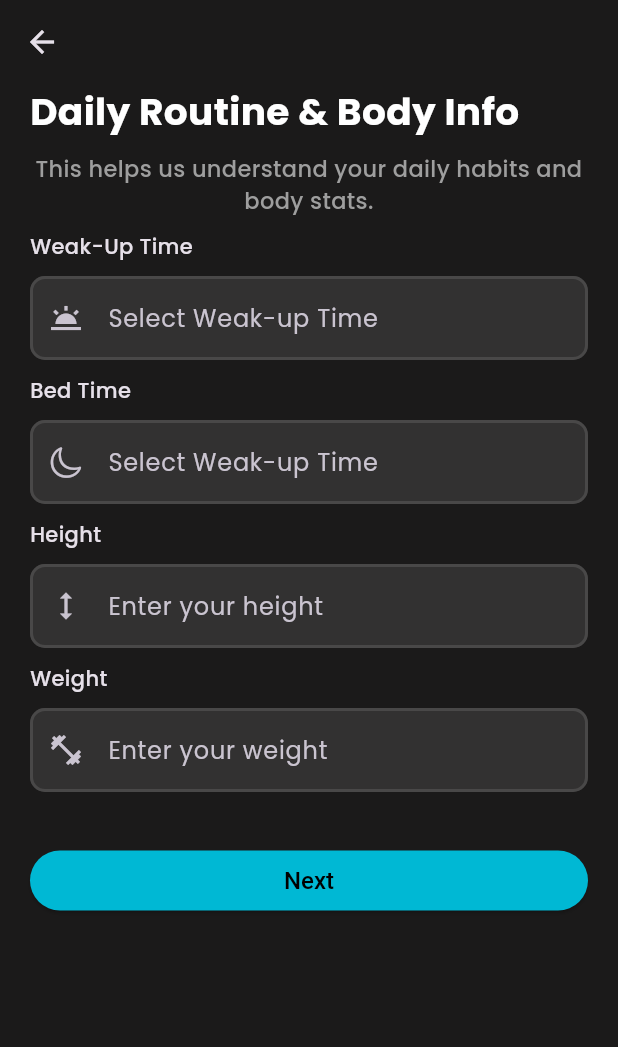
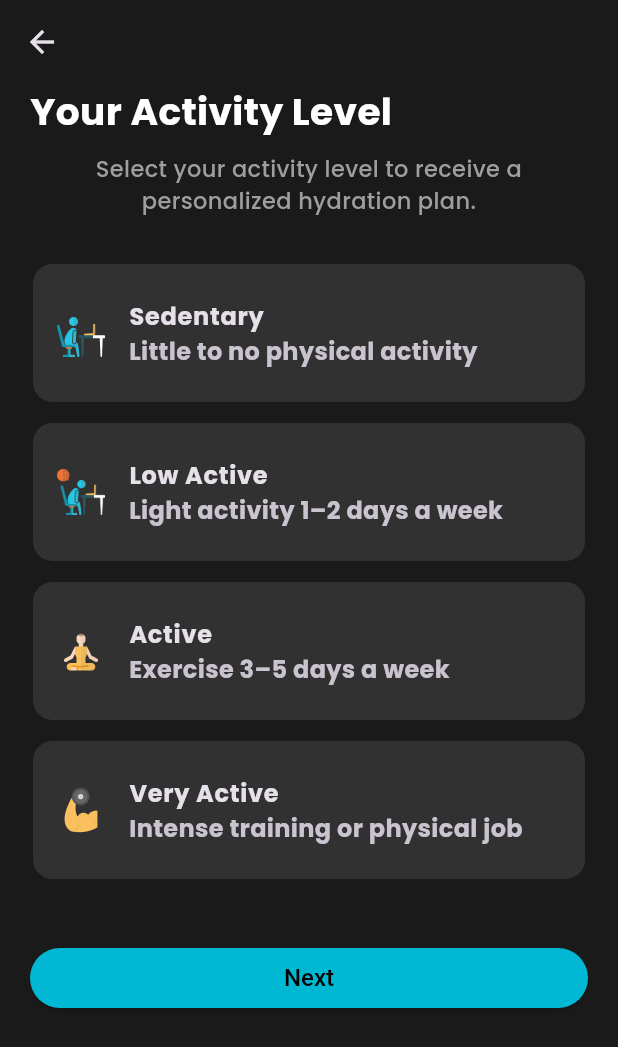
Before and after one commit to sagardhadke/HydraTime, a Flutter app: the DailyRoutine screen opened by its route, after a tap on "Next", on a phone screen of 412 x 824 dp. Shown: the top 1047 px of the screen. Run offline on Flutter 3.47's test engine with Material 3 defaults, Android fonts, the phone set to English and light mode, and no system bars; our stand-ins replace logger, shared_preferences, smooth_page_indicator; missing offline and left inert: day_night_time_picker; accounts and stored records are empty.

Commit message:
Added Activity Level Screen

```diff
--- a/lib/Routes/app_routes.dart
+++ b/lib/Routes/app_routes.dart
@@ -4,6 +4,7 @@ import 'package:hydra_time/presentation/Screens/dashboard.dart';
 import 'package:hydra_time/presentation/Screens/splash_screen.dart';
 import 'package:hydra_time/presentation/Screens/userSetup/daily_routine_screen.dart';
 import 'package:hydra_time/presentation/Screens/userSetup/personal_info_screen.dart';
+import 'package:hydra_time/presentation/Screens/userSetup/your_activity.dart';
 
 class AppRoutes {
   static const String home = '/home';
@@ -12,6 +13,7 @@ class AppRoutes {
   static const String dashBoard = '/dashBoard';
   static const String personalInfo = '/personalInfo';
   static const String dailyRoutine = '/dailyRoutine';
+  static const String yourActivity = '/yourActivity';
 
   static Map<String, WidgetBuilder> mRoutes = {
     AppRoutes.splash: (_) => MySplashScreen(),
@@ -19,5 +21,6 @@ class AppRoutes {
     AppRoutes.dashBoard : (_) => MyDashBoard(),
     AppRoutes.personalInfo : (_) => PersonalInfo(),
     AppRoutes.dailyRoutine : (_) => DailyRoutine(),
+    AppRoutes.yourActivity : (_) => YourActivity()
   };
 }
--- a/lib/core/constants/app_data.dart
+++ b/lib/core/constants/app_data.dart
@@ -5,4 +5,48 @@ class AppData {
     {"label": "Transgender", "img": "assets/icons/transgender.png"},
     {"label": "Other", "img": "assets/icons/other.png"},
   ];
+
+  // static const List<Map<String,dynamic>> yourActivityList = [
+  //   {
+  //     "label" : "Sedentary",
+  //     "img" : "assets/icons/Sedentary.png"
+  //   },
+  //   {
+  //     "label" : "Low Active",
+  //     "img" : "assets/icons/Low_Active.png"
+  //   },
+  //   {
+  //     "label" : "Active",
+  //     "img" : "assets/icons/Active.png"
+  //   },
+  //   {
+  //     "label" : "Very Active",
+  //     "img" : "assets/icons/Very_Active.png"
+  //   },
+  // ];
+
+
+static const List<Map<String, dynamic>> yourActivityList = [
+  {
+    "label": "Sedentary",
+    "desc": "Little to no physical activity",
+    "img": "assets/icons/Sedentary.png"
+  },
+  {
+    "label": "Low Active",
+    "desc": "Light activity 1–2 days a week",
+    "img": "assets/icons/Low_Active.png"
+  },
+  {
+    "label": "Active",
+    "desc": "Exercise 3–5 days a week",
+    "img": "assets/icons/Active.png"
+  },
+  {
+    "label": "Very Active",
+    "desc": "Intense training or physical job",
+    "img": "assets/icons/Very_Active.png"
+  },
+];
+
 }
--- a/lib/presentation/Screens/userSetup/daily_routine_screen.dart
+++ b/lib/presentation/Screens/userSetup/daily_routine_screen.dart
@@ -2,6 +2,7 @@ import 'dart:io';
 
 import 'package:flutter/cupertino.dart';
 import 'package:flutter/material.dart';
+import 'package:hydra_time/Routes/app_routes.dart';
 import 'package:hydra_time/core/constants/app_colors.dart';
 import 'package:day_night_time_picker/day_night_time_picker.dart';
 import 'package:intl/intl.dart';
@@ -218,7 +219,11 @@ class _DailyRoutineState extends State<DailyRoutine> {
               SizedBox(height: 15),
               SizedBox(
                 width: double.infinity,
-                child: ElevatedButton(onPressed: () {}, child: Text("Next")),
+                child: ElevatedButton(
+                  onPressed: () =>
+                      Navigator.pushNamed(context, AppRoutes.yourActivity),
+                  child: Text("Next"),
+                ),
               ),
             ],
           ),
--- /dev/null
+++ b/lib/presentation/Screens/userSetup/your_activity.dart
@@ -0,0 +1,130 @@
+import 'package:flutter/cupertino.dart';
+import 'package:flutter/material.dart';
+import 'package:hydra_time/core/constants/app_colors.dart';
+import 'package:hydra_time/core/constants/app_data.dart';
+import 'package:hydra_time/core/services/logger_service.dart';
+
+class YourActivity extends StatefulWidget {
+  const YourActivity({super.key});
+
+  @override
+  State<YourActivity> createState() => _YourActivityState();
+}
+
+class _YourActivityState extends State<YourActivity> {
+  final log = LoggerService();
+  int? selectedAct;
+
+  @override
+  Widget build(BuildContext context) {
+    return Scaffold(
+      appBar: AppBar(scrolledUnderElevation: 0),
+      body: SingleChildScrollView(
+        padding: const EdgeInsets.symmetric(horizontal: 20),
+        child: SafeArea(
+          child: Column(
+            spacing: 10,
+            crossAxisAlignment: CrossAxisAlignment.start,
+            children: [
+              Text(
+                "Your Activity Level",
+                style: TextStyle(
+                  fontWeight: FontWeight.bold,
+                  color: AppColors.white,
+                  fontSize: 25,
+                ),
+              ),
+              Text(
+                "Select your activity level to receive a personalized hydration plan.",
+                textAlign: TextAlign.center,
+                style: TextStyle(
+                  fontWeight: FontWeight.w500,
+                  color: Colors.grey,
+                  fontSize: 15,
+                ),
+              ),
+              SizedBox(height: 5),
+              ListView.builder(
+                itemCount: AppData.yourActivityList.length,
+                physics: NeverScrollableScrollPhysics(),
+                shrinkWrap: true,
+                itemBuilder: (BuildContext context, int index) {
+                  return Padding(
+                    padding: const EdgeInsets.symmetric(vertical: 5.0),
+                    child: InkWell(
+                      onTap: () {
+                        setState(() {
+                          selectedAct = index;
+                          log.i(
+                            "Selected Activities is :${AppData.yourActivityList[index]['label']}",
+                          );
+                        });
+                      },
+                      child: Container(
+                        alignment: Alignment.center,
+                        padding: EdgeInsets.symmetric(vertical: 10),
+                        decoration: BoxDecoration(
+                          color: AppColors.grey40,
+                          borderRadius: BorderRadius.circular(15),
+                          border: BoxBorder.all(
+                            color: selectedAct == index
+                                ? AppColors.primaryColor
+                                : AppColors.grey80,
+                            width: 2,
+                          ),
+                        ),
+                        child: ListTile(
+                          title: Text(
+                            AppData.yourActivityList[index]['label'],
+                            style: TextStyle(
+                              fontWeight: FontWeight.bold,
+                              fontSize: 16,
+                            ),
+                          ),
+                          subtitle: Text(
+                            AppData.yourActivityList[index]['desc'],
+                            style: TextStyle(
+                              fontWeight: FontWeight.bold,
+                              fontSize: 16,
+                            ),
+                          ),
+                          leading: Image.asset(
+                            AppData.yourActivityList[index]['img'],
+                            height: 32,
+                            width: 32,
+                          ),
+                        ),
+                      ),
+                    ),
+                  );
+                },
+              ),
+              SizedBox(height: 15),
+              SizedBox(
+                width: double.infinity,
+                child: ElevatedButton(
+                  onPressed: () {
+                    if (selectedAct == null) {
+                      ScaffoldMessenger.of(context).showSnackBar(
+                        SnackBar(
+                          content: Text(
+                            "Please Select Your Activity Level",
+                            style: TextStyle(color: AppColors.white),
+                          ),
+                          backgroundColor: Colors.red,
+                          showCloseIcon: true,
+                          duration: Duration(seconds: 1),
+                        ),
+                      );
+                    }
+                  },
+                  child: Text("Next"),
+                ),
+              ),
+            ],
+          ),
+        ),
+      ),
+    );
+  }
+}
```
Also changed, not shown: assets/icons/Active.png (added), assets/icons/Low_Active.png (added), assets/icons/Sedentary.png (added), assets/icons/Very_Active.png (added).
